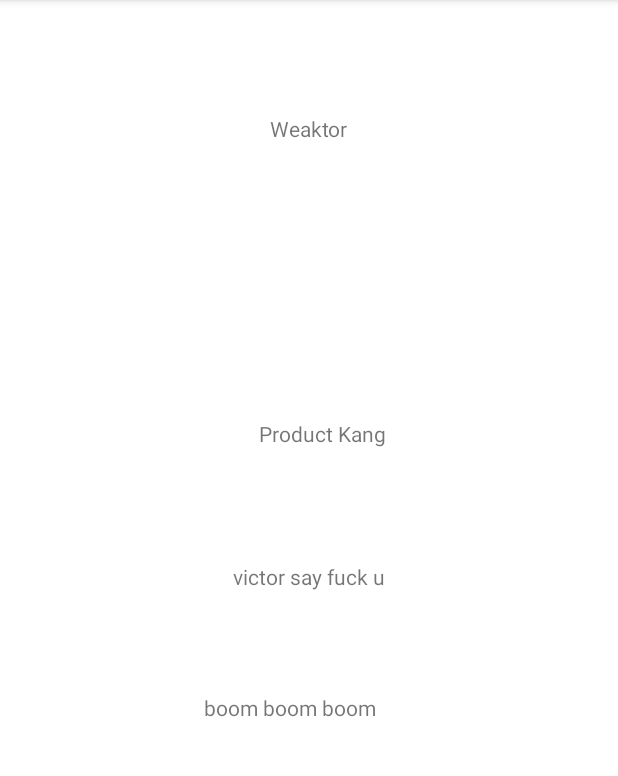
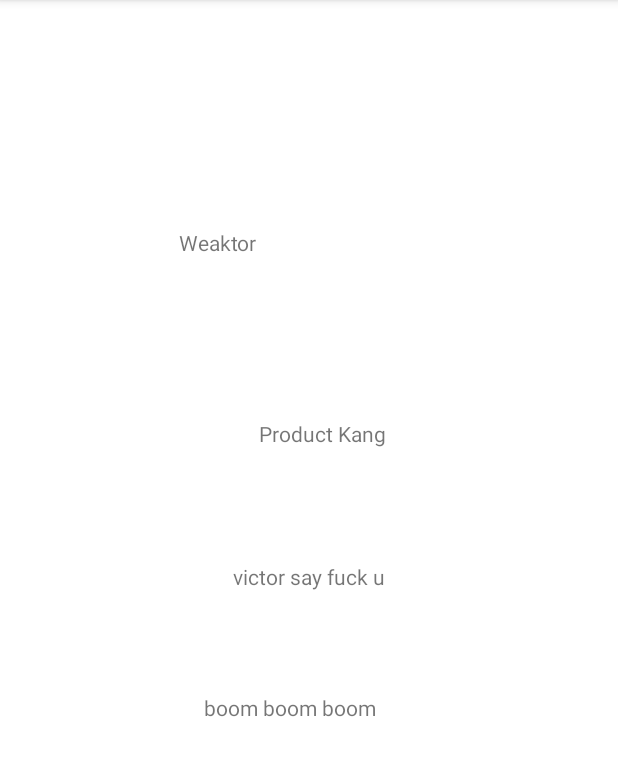
Before and after one commit to junjie200018/WarehouseRIT3G2, an Android app: the screen it shows after launch (MainActivity), on a phone screen of 412 x 824 dp, the part 84-860 px from its top. Run offline under Robolectric (Android 15) with nearby library versions, the phone set to English and light mode, and no system bars.

Commit message:
3rd victor

```diff
--- a/app/src/main/res/layout/activity_main.xml
+++ b/app/src/main/res/layout/activity_main.xml
@@ -46,7 +46,9 @@
         android:text="Weaktor"
         app:layout_constraintBottom_toTopOf="@+id/textView"
         app:layout_constraintEnd_toEndOf="parent"
+        app:layout_constraintHorizontal_bias="0.332"
         app:layout_constraintStart_toStartOf="parent"
-        app:layout_constraintTop_toTopOf="parent" />
+        app:layout_constraintTop_toTopOf="parent"
+        app:layout_constraintVertical_bias="1.0" />
 
 </androidx.constraintlayout.widget.ConstraintLayout>
```
